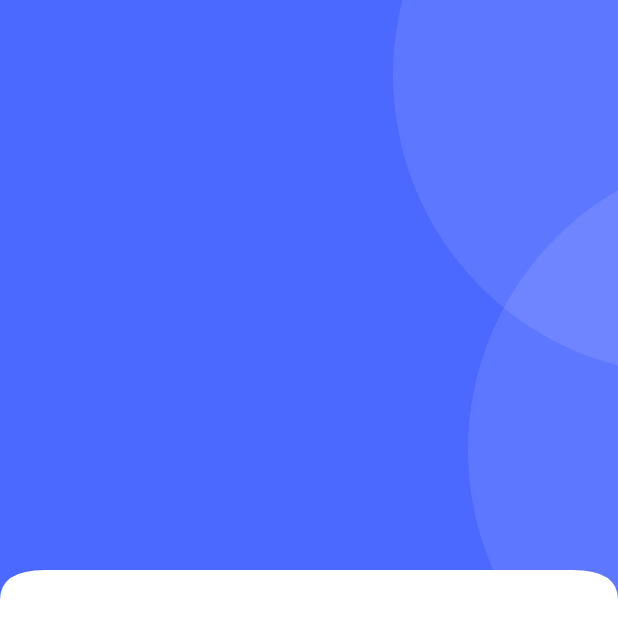
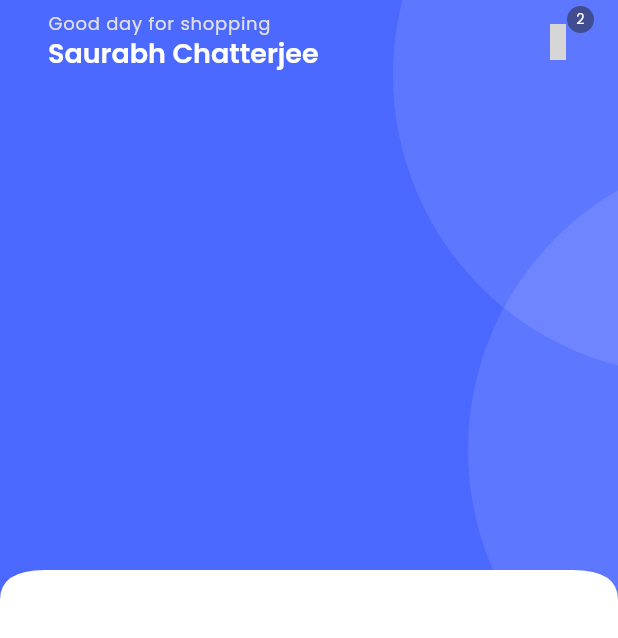
Before and after one commit to sau-skt/Flutter-Dot, a Flutter app: the HomeScreen screen opened directly, on a phone screen of 412 x 824 dp. Shown: the top 638 px of the screen. Run offline on Flutter 3.47's test engine with Material 3 defaults, Android fonts, the phone set to English and light mode, and no system bars; our stand-ins replace get, get_storage, iconsax, logger, smooth_page_indicator; accounts and stored records are empty; project files that could hold a hidden picture were left out; grey boxes are pictures that could not be loaded.

Commit message:
Custom AppBar Design

```diff
--- /dev/null
+++ b/lib/common/widgets/appbar/appbar.dart
@@ -0,0 +1,34 @@
+import 'package:e_commerse/utils/constants/sizes.dart';
+import 'package:e_commerse/utils/device/device_utility.dart';
+import 'package:flutter/material.dart';
+import 'package:get/get.dart';
+import 'package:iconsax/iconsax.dart';
+
+class TAppBar extends StatelessWidget implements PreferredSizeWidget {
+  const TAppBar({super.key, this.title, this.showBackArrow = false, this.leadingIcon, this.actions, this.leadingOnPressed});
+
+  final Widget? title;
+  final bool showBackArrow;
+  final IconData? leadingIcon;
+  final List<Widget>? actions;
+  final VoidCallback? leadingOnPressed;
+
+  @override
+  Widget build(BuildContext context) {
+    return Padding(
+      padding: const EdgeInsets.symmetric(horizontal: TSizes.md),
+      child: AppBar(
+        automaticallyImplyLeading: false,
+        leading: showBackArrow
+        ? IconButton(onPressed: () => Get.back(), icon: const Icon(Iconsax.arrow_left))
+        : leadingIcon !=null ? IconButton(onPressed: leadingOnPressed, icon: Icon(leadingIcon)): null,
+        title: title,
+        actions: actions,
+      ),
+    );
+  }
+
+  @override
+  // TODO: implement preferredSize
+  Size get preferredSize => Size.fromHeight(TDeviceUtils.getAppBarHeight());
+}
--- a/lib/common/widgets/custom_shapes/containers/primary_header_container.dart
+++ b/lib/common/widgets/custom_shapes/containers/primary_header_container.dart
@@ -14,19 +14,18 @@
   @override
   Widget build(BuildContext context) {
     return TCurveEdgeWidget(
+      child: SizedBox(
+        height: 400,
         child: Container(
           color: TColors.primary,
-            padding: const EdgeInsets.all(0),
-            child: SizedBox(
-              height: 400,
           child: Stack(
             children: [
-      Positioned(top: -150, right: -250,child: TCircularContainer(backgroundColor: TColors.textWhite.withOpacity(0.1),)),
-      Positioned(top: 100, right: -300,child: TCircularContainer(backgroundColor: TColors.textWhite.withOpacity(0.1),)),
+              Positioned(top: -150, right: -250, child: TCircularContainer(backgroundColor: TColors.textWhite.withOpacity(0.1),),),
+              Positioned(top: 100, right: -300, child: TCircularContainer(backgroundColor: TColors.textWhite.withOpacity(0.1),),),
+              child,
             ],
           ),
         ),
-          ),
-    );
+      ),);
   }
 }
--- /dev/null
+++ b/lib/common/widgets/products/cart/cart_menu_icon.dart
@@ -0,0 +1,36 @@
+import 'package:flutter/material.dart';
+import 'package:iconsax/iconsax.dart';
+
+import '../../../../utils/constants/colors.dart';
+
+class TCartCounterIcon extends StatelessWidget {
+  const TCartCounterIcon({
+    super.key, required this.onPressed, required this.iconColor,
+  });
+
+  final VoidCallback onPressed;
+  final Color iconColor;
+
+  @override
+  Widget build(BuildContext context) {
+    return Stack(
+      children: [
+        IconButton(onPressed: onPressed, icon: Icon(Iconsax.shopping_bag, color: iconColor),),
+        Positioned(
+          right: 0,
+          child: Container(
+            width: 18,
+            height: 18,
+            decoration: BoxDecoration(
+              color: TColors.black.withOpacity(0.5),
+              borderRadius: BorderRadius.circular(100),
+            ),
+            child: Center(
+              child: Text('2', style: Theme.of(context).textTheme.labelLarge!.apply(color: TColors.white, fontSizeFactor: 0.8),),
+            ),
+          ),
+        ),
+      ],
+    );
+  }
+}
--- a/lib/features/authentication/screens/home/home.dart
+++ b/lib/features/authentication/screens/home/home.dart
@@ -1,20 +1,23 @@
-import 'package:flutter/cupertino.dart';
 import 'package:flutter/material.dart';
-import 'package:flutter/widgets.dart';
 
 import '../../../../common/widgets/custom_shapes/containers/primary_header_container.dart';
+import 'widgets/home_appbar.dart';
 
 class HomeScreen extends StatelessWidget {
   const HomeScreen({super.key});
 
   @override
   Widget build(BuildContext context) {
-    return Scaffold(
+    return const Scaffold(
       body: SingleChildScrollView(
         child: Column(
           children: [
             TPrimaryHeaderContainer(
-              child: Container(),
+              child: Column(
+                children: [
+                  THomeAppBar()
+                ],
+              ),
                 ),
           ],
         ),
--- /dev/null
+++ b/lib/features/authentication/screens/home/widgets/home_appbar.dart
@@ -0,0 +1,27 @@
+import 'package:flutter/material.dart';
+
+import '../../../../../common/widgets/appbar/appbar.dart';
+import '../../../../../common/widgets/products/cart/cart_menu_icon.dart';
+import '../../../../../utils/constants/colors.dart';
+import '../../../../../utils/constants/text_strings.dart';
+
+class THomeAppBar extends StatelessWidget {
+  const THomeAppBar({
+    super.key,
+  });
+
+  @override
+  Widget build(BuildContext context) {
+    return TAppBar(title: Column(
+      crossAxisAlignment: CrossAxisAlignment.start,
+      children: [
+        Text(TTexts.homeAppbarTitle, style: Theme.of(context).textTheme.labelMedium!.apply(color: TColors.grey),),
+        Text(TTexts.homeAppbarSubTitle, style: Theme.of(context).textTheme.headlineSmall!.apply(color: TColors.white),),
+      ],
+    ),
+    actions: [
+      TCartCounterIcon(onPressed: () {},iconColor: TColors.white,),
+    ],
+    );
+  }
+}
--- a/lib/utils/constants/text_strings.dart
+++ b/lib/utils/constants/text_strings.dart
@@ -63,7 +63,7 @@
 
   // -- Home
   static const String homeAppbarTitle = "Good day for shopping";
-  static const String homeAppbarSubTitle = "Taimoor Sikander";
+  static const String homeAppbarSubTitle = "Saurabh Chatterjee";
 
 
 }
```
Lines whose indentation alone changed are shown as unchanged.
